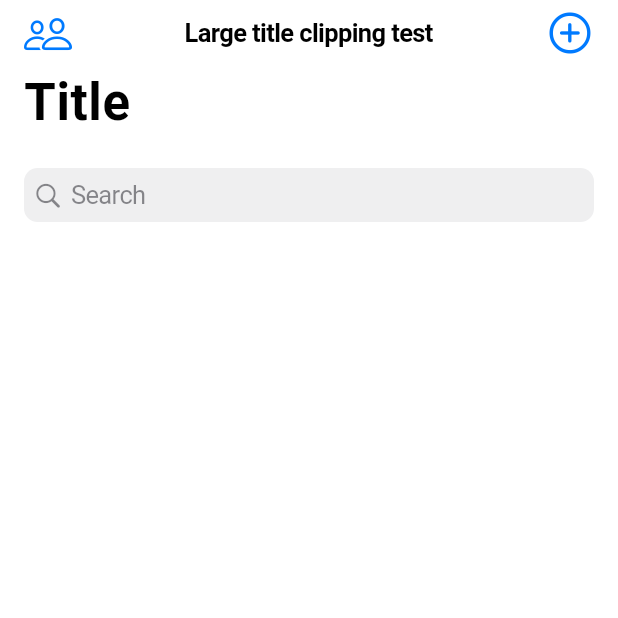
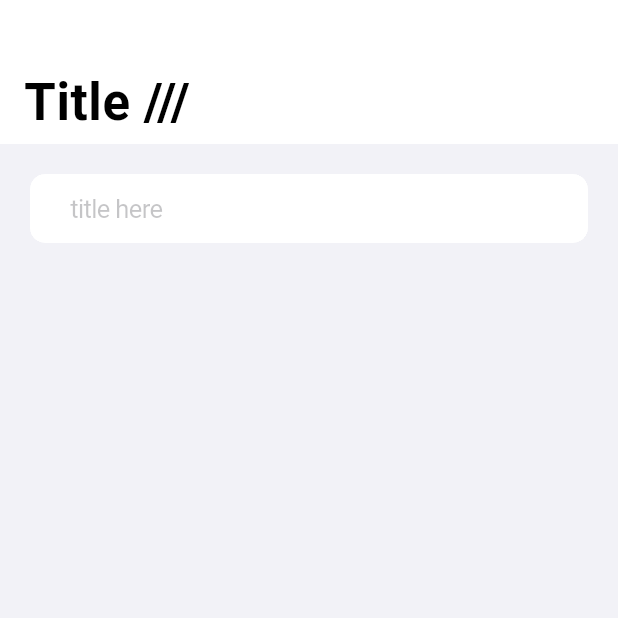
Before and after one commit to ivirtex/cupertino_sliver_nav_bar_example, a Flutter app: the screen it shows after launch, on a phone screen of 412 x 824 dp, the top half of it. Run offline on Flutter 3.47's test engine with Material 2 defaults, Android fonts, the phone set to English and light mode, and no system bars.

Commit message:
update example

```diff
--- a/lib/main.dart
+++ b/lib/main.dart
@@ -12,35 +12,77 @@ class MyApp extends StatefulWidget {
 }
 
 class _MyAppState extends State<MyApp> {
-  String title = 'Title';
+  String title = 'Title ///';
 
   @override
   Widget build(BuildContext context) {
     return CupertinoApp(
       theme: const CupertinoThemeData(
-        barBackgroundColor: CupertinoColors.systemBackground,
+        barBackgroundColor: CupertinoColors.systemGroupedBackground,
       ),
-      home: CupertinoPageScaffold(
+      home: Directionality(
+        textDirection: TextDirection.ltr,
+        child: CupertinoPageScaffold(
           child: CustomScrollView(
             slivers: [
               CupertinoSliverNavigationBar(
-              leading: const Icon(CupertinoIcons.person_2),
-              middle: const Text('Large title clipping test'),
                 largeTitle: Text(title),
-              trailing: const Icon(CupertinoIcons.add_circled),
+                stretch: true,
+                border: null,
+              ),
+              SliverToBoxAdapter(
+                child: ColoredBox(
+                  color: CupertinoColors.systemGroupedBackground,
+                  child: CupertinoListSection.insetGrouped(
+                    children: [
+                      CupertinoTextFormFieldRow(
+                        onChanged: (value) => setState(() {
+                          title = value;
+                        }),
+                        placeholder: 'title here',
+                      ),
+                    ],
+                  ),
+                ),
+              ),
+              const SliverFillRemaining(
+                child: ColoredBox(
+                  color: CupertinoColors.systemGroupedBackground,
+                ),
+              ),
+            ],
+          ),
+        ),
+      ),
+    );
+  }
+}
+
+class NextPage extends StatelessWidget {
+  const NextPage({super.key});
+
+  @override
+  Widget build(BuildContext context) {
+    return CupertinoPageScaffold(
+      child: CustomScrollView(
+        slivers: [
+          const CupertinoSliverNavigationBar(
+            largeTitle: Text("Next page"),
             stretch: true,
             border: null,
           ),
           SliverToBoxAdapter(
             child: Padding(
-                padding: const EdgeInsets.all(16.0),
-                child: CupertinoSearchTextField(
-                  onChanged: (value) => setState(() => title = value),
+              padding: const EdgeInsets.all(8.0),
+              child: CupertinoButton(
+                onPressed: () {
+                  Navigator.of(context).pop();
+                },
+                child: const Text("Go back"),
               ),
             ),
-            ),
+          )
         ],
-        ),
       ),
     );
   }
```
Also changed, not shown: pubspec.lock. Lines whose indentation alone changed are shown as unchanged.
